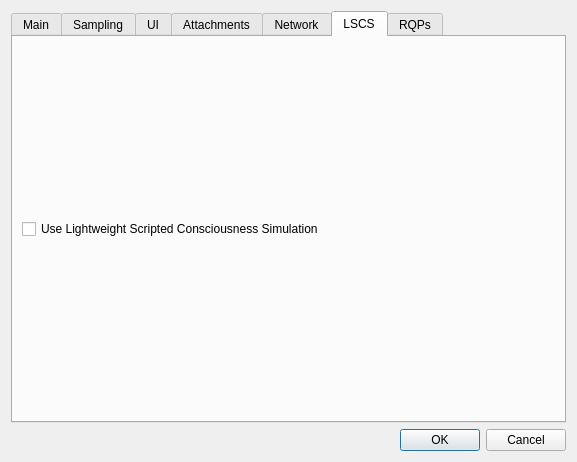
First picture: the form in anna_graphica/settingsdialog.ui, repository matrixsmaster/ANNA, before the edit.
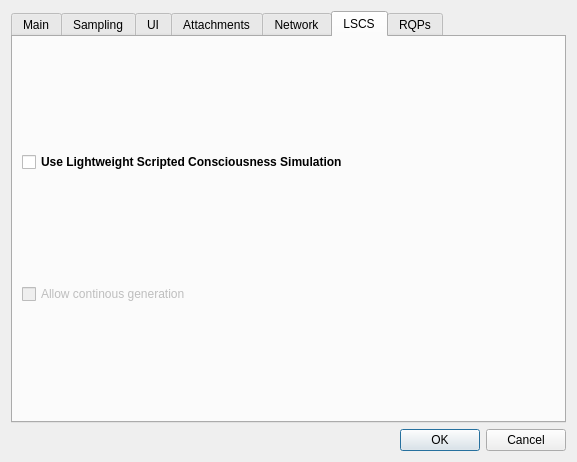
Second picture: the form after the edit. The open tabs and pages were chosen to show the change. Icons and pictures are not drawn.

Commit message: LSCS: added brain bindings, first successful generation

The edit to the form file:
```diff
--- a/anna_graphica/settingsdialog.ui
+++ b/anna_graphica/settingsdialog.ui
@@ -1234,11 +1234,27 @@
       <layout class="QVBoxLayout" name="verticalLayout_2">
        <item>
         <widget class="QCheckBox" name="useLSCS">
+         <property name="font">
+          <font>
+           <weight>75</weight>
+           <bold>true</bold>
+          </font>
+         </property>
          <property name="text">
           <string>Use Lightweight Scripted Consciousness Simulation</string>
          </property>
         </widget>
        </item>
+       <item>
+        <widget class="QCheckBox" name="checkBox">
+         <property name="enabled">
+          <bool>false</bool>
+         </property>
+         <property name="text">
+          <string>Allow continous generation</string>
+         </property>
+        </widget>
+       </item>
       </layout>
      </widget>
      <widget class="QWidget" name="tab_5">
```
Left out of the diff: 10 changed lines with no effect on the pictures. The commit also changes 6 other files.
